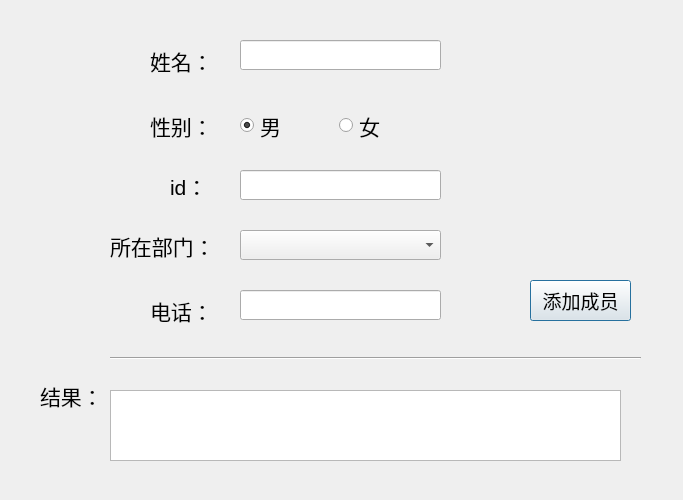
Old version of the form myObject/userManager.ui in the repository hysspoluo/wework2.
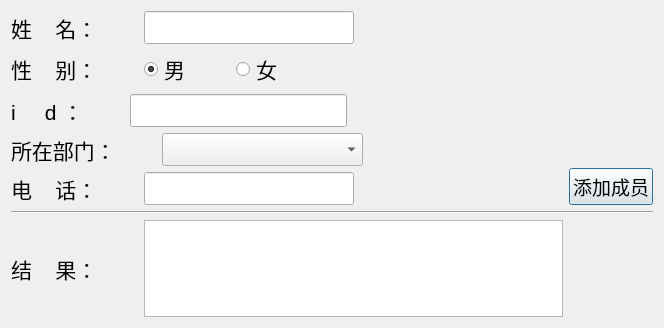
New version of the form.

Patch:
```diff
--- a/myObject/userManager.ui
+++ b/myObject/userManager.ui
@@ -6,21 +6,34 @@
    <rect>
     <x>0</x>
     <y>0</y>
-    <width>683</width>
-    <height>500</height>
+    <width>664</width>
+    <height>328</height>
    </rect>
   </property>
+  <property name="sizePolicy">
+   <sizepolicy hsizetype="Expanding" vsizetype="Preferred">
+    <horstretch>0</horstretch>
+    <verstretch>0</verstretch>
+   </sizepolicy>
+  </property>
   <property name="windowTitle">
    <string>Dialog</string>
   </property>
-  <widget class="QLabel" name="label_3">
-   <property name="geometry">
-    <rect>
-     <x>150</x>
-     <y>290</y>
-     <width>111</width>
-     <height>41</height>
-    </rect>
+  <layout class="QGridLayout" name="gridLayout">
+   <item row="0" column="0">
+    <layout class="QVBoxLayout" name="verticalLayout">
+     <property name="sizeConstraint">
+      <enum>QLayout::SetDefaultConstraint</enum>
+     </property>
+     <item>
+      <layout class="QHBoxLayout" name="horizontalLayout_3">
+       <item>
+        <widget class="QLabel" name="label">
+         <property name="sizePolicy">
+          <sizepolicy hsizetype="Fixed" vsizetype="Preferred">
+           <horstretch>0</horstretch>
+           <verstretch>0</verstretch>
+          </sizepolicy>
    </property>
    <property name="font">
     <font>
@@ -28,17 +41,65 @@
     </font>
    </property>
    <property name="text">
-    <string>电话：</string>
-   </property>
-  </widget>
+          <string>姓    名：</string>
+         </property>
+        </widget>
+       </item>
+       <item>
+        <spacer name="horizontalSpacer_3">
+         <property name="orientation">
+          <enum>Qt::Horizontal</enum>
+         </property>
+         <property name="sizeType">
+          <enum>QSizePolicy::Fixed</enum>
+         </property>
+         <property name="sizeHint" stdset="0">
+          <size>
+           <width>40</width>
+           <height>20</height>
+          </size>
+         </property>
+        </spacer>
+       </item>
+       <item>
+        <widget class="QLineEdit" name="lineEdit">
+         <property name="sizePolicy">
+          <sizepolicy hsizetype="Expanding" vsizetype="Fixed">
+           <horstretch>0</horstretch>
+           <verstretch>0</verstretch>
+          </sizepolicy>
+         </property>
+         <property name="font">
+          <font>
+           <pointsize>16</pointsize>
+          </font>
+         </property>
+        </widget>
+       </item>
+       <item>
+        <spacer name="horizontalSpacer">
+         <property name="orientation">
+          <enum>Qt::Horizontal</enum>
+         </property>
+         <property name="sizeHint" stdset="0">
+          <size>
+           <width>40</width>
+           <height>20</height>
+          </size>
+         </property>
+        </spacer>
+       </item>
+      </layout>
+     </item>
+     <item>
+      <layout class="QHBoxLayout" name="horizontalLayout_2">
+       <item>
   <widget class="QLabel" name="label_2">
-   <property name="geometry">
-    <rect>
-     <x>150</x>
-     <y>110</y>
-     <width>81</width>
-     <height>31</height>
-    </rect>
+         <property name="sizePolicy">
+          <sizepolicy hsizetype="Fixed" vsizetype="Preferred">
+           <horstretch>0</horstretch>
+           <verstretch>0</verstretch>
+          </sizepolicy>
    </property>
    <property name="font">
     <font>
@@ -46,44 +107,36 @@
     </font>
    </property>
    <property name="text">
-    <string>性别：</string>
-   </property>
-  </widget>
-  <widget class="QLabel" name="label_5">
-   <property name="geometry">
-    <rect>
-     <x>170</x>
-     <y>170</y>
-     <width>91</width>
-     <height>31</height>
-    </rect>
-   </property>
-   <property name="font">
-    <font>
-     <pointsize>16</pointsize>
-    </font>
-   </property>
-   <property name="text">
-    <string>id：</string>
-   </property>
-  </widget>
-  <widget class="QWidget" name="layoutWidget">
-   <property name="geometry">
-    <rect>
-     <x>240</x>
-     <y>110</y>
-     <width>191</width>
-     <height>31</height>
-    </rect>
-   </property>
-   <property name="font">
-    <font>
-     <pointsize>16</pointsize>
-    </font>
-   </property>
+          <string>性    别：</string>
+         </property>
+        </widget>
+       </item>
+       <item>
+        <spacer name="horizontalSpacer_5">
+         <property name="orientation">
+          <enum>Qt::Horizontal</enum>
+         </property>
+         <property name="sizeType">
+          <enum>QSizePolicy::Fixed</enum>
+         </property>
+         <property name="sizeHint" stdset="0">
+          <size>
+           <width>40</width>
+           <height>20</height>
+          </size>
+         </property>
+        </spacer>
+       </item>
+       <item>
    <layout class="QHBoxLayout" name="horizontalLayout">
     <item>
      <widget class="QRadioButton" name="radioButton">
+           <property name="sizePolicy">
+            <sizepolicy hsizetype="Fixed" vsizetype="Fixed">
+             <horstretch>0</horstretch>
+             <verstretch>0</verstretch>
+            </sizepolicy>
+           </property>
       <property name="font">
        <font>
         <pointsize>16</pointsize>
@@ -97,8 +150,30 @@
       </property>
      </widget>
     </item>
+         <item>
+          <spacer name="horizontalSpacer_8">
+           <property name="orientation">
+            <enum>Qt::Horizontal</enum>
+           </property>
+           <property name="sizeType">
+            <enum>QSizePolicy::Fixed</enum>
+           </property>
+           <property name="sizeHint" stdset="0">
+            <size>
+             <width>40</width>
+             <height>20</height>
+            </size>
+           </property>
+          </spacer>
+         </item>
     <item>
      <widget class="QRadioButton" name="radioButton_2">
+           <property name="sizePolicy">
+            <sizepolicy hsizetype="Fixed" vsizetype="Fixed">
+             <horstretch>0</horstretch>
+             <verstretch>0</verstretch>
+            </sizepolicy>
+           </property>
       <property name="font">
        <font>
         <pointsize>16</pointsize>
@@ -110,30 +185,91 @@
      </widget>
     </item>
    </layout>
-  </widget>
-  <widget class="QLineEdit" name="lineEdit">
-   <property name="geometry">
-    <rect>
-     <x>240</x>
-     <y>40</y>
-     <width>201</width>
-     <height>30</height>
-    </rect>
-   </property>
+       </item>
+       <item>
+        <spacer name="horizontalSpacer_2">
+         <property name="orientation">
+          <enum>Qt::Horizontal</enum>
+         </property>
+         <property name="sizeHint" stdset="0">
+          <size>
+           <width>40</width>
+           <height>20</height>
+          </size>
+         </property>
+        </spacer>
+       </item>
+      </layout>
+     </item>
+     <item>
+      <layout class="QHBoxLayout" name="horizontalLayout_4">
+       <item>
+        <widget class="QLabel" name="label_5">
+         <property name="sizePolicy">
+          <sizepolicy hsizetype="Fixed" vsizetype="Preferred">
+           <horstretch>0</horstretch>
+           <verstretch>0</verstretch>
+          </sizepolicy>
+         </property>
+         <property name="font">
+          <font>
+           <pointsize>16</pointsize>
+          </font>
+         </property>
+         <property name="text">
+          <string>i     d ：</string>
+         </property>
+        </widget>
+       </item>
+       <item>
+        <spacer name="horizontalSpacer_4">
+         <property name="orientation">
+          <enum>Qt::Horizontal</enum>
+         </property>
+         <property name="sizeType">
+          <enum>QSizePolicy::Fixed</enum>
+         </property>
+         <property name="sizeHint" stdset="0">
+          <size>
+           <width>40</width>
+           <height>20</height>
+          </size>
+         </property>
+        </spacer>
+       </item>
+       <item>
+        <widget class="QLineEdit" name="lineEdit_2">
    <property name="font">
     <font>
      <pointsize>16</pointsize>
     </font>
    </property>
   </widget>
+       </item>
+       <item>
+        <spacer name="horizontalSpacer_9">
+         <property name="orientation">
+          <enum>Qt::Horizontal</enum>
+         </property>
+         <property name="sizeHint" stdset="0">
+          <size>
+           <width>40</width>
+           <height>20</height>
+          </size>
+         </property>
+        </spacer>
+       </item>
+      </layout>
+     </item>
+     <item>
+      <layout class="QHBoxLayout" name="horizontalLayout_5">
+       <item>
   <widget class="QLabel" name="label_4">
-   <property name="geometry">
-    <rect>
-     <x>110</x>
-     <y>230</y>
-     <width>101</width>
-     <height>31</height>
-    </rect>
+         <property name="sizePolicy">
+          <sizepolicy hsizetype="Fixed" vsizetype="Preferred">
+           <horstretch>0</horstretch>
+           <verstretch>0</verstretch>
+          </sizepolicy>
    </property>
    <property name="font">
     <font>
@@ -144,78 +280,147 @@
     <string>所在部门：</string>
    </property>
   </widget>
-  <widget class="QLabel" name="label">
-   <property name="geometry">
-    <rect>
-     <x>150</x>
-     <y>40</y>
-     <width>91</width>
-     <height>41</height>
-    </rect>
-   </property>
-   <property name="font">
-    <font>
-     <pointsize>16</pointsize>
-    </font>
-   </property>
-   <property name="text">
-    <string>姓名：</string>
-   </property>
-  </widget>
-  <widget class="QLineEdit" name="lineEdit_2">
-   <property name="geometry">
-    <rect>
-     <x>240</x>
-     <y>170</y>
-     <width>201</width>
-     <height>30</height>
-    </rect>
-   </property>
-   <property name="font">
-    <font>
-     <pointsize>16</pointsize>
-    </font>
-   </property>
-  </widget>
-  <widget class="QLineEdit" name="lineEdit_3">
-   <property name="geometry">
-    <rect>
-     <x>240</x>
-     <y>290</y>
-     <width>201</width>
-     <height>30</height>
-    </rect>
-   </property>
-   <property name="font">
-    <font>
-     <pointsize>16</pointsize>
-    </font>
-   </property>
-  </widget>
+       </item>
+       <item>
+        <spacer name="horizontalSpacer_10">
+         <property name="orientation">
+          <enum>Qt::Horizontal</enum>
+         </property>
+         <property name="sizeType">
+          <enum>QSizePolicy::Fixed</enum>
+         </property>
+         <property name="sizeHint" stdset="0">
+          <size>
+           <width>40</width>
+           <height>20</height>
+          </size>
+         </property>
+        </spacer>
+       </item>
+       <item>
   <widget class="QComboBox" name="comboBox">
-   <property name="geometry">
-    <rect>
-     <x>240</x>
-     <y>230</y>
-     <width>201</width>
-     <height>30</height>
-    </rect>
-   </property>
+         <property name="sizePolicy">
+          <sizepolicy hsizetype="Expanding" vsizetype="Fixed">
+           <horstretch>0</horstretch>
+           <verstretch>0</verstretch>
+          </sizepolicy>
+         </property>
+         <property name="minimumSize">
+          <size>
+           <width>0</width>
+           <height>0</height>
+          </size>
+         </property>
    <property name="font">
     <font>
      <pointsize>16</pointsize>
     </font>
    </property>
   </widget>
+       </item>
+       <item>
+        <spacer name="horizontalSpacer_11">
+         <property name="orientation">
+          <enum>Qt::Horizontal</enum>
+         </property>
+         <property name="sizeType">
+          <enum>QSizePolicy::Expanding</enum>
+         </property>
+         <property name="sizeHint" stdset="0">
+          <size>
+           <width>40</width>
+           <height>20</height>
+          </size>
+         </property>
+        </spacer>
+       </item>
+      </layout>
+     </item>
+     <item>
+      <layout class="QHBoxLayout" name="horizontalLayout_6">
+       <item>
+        <widget class="QLabel" name="label_3">
+         <property name="sizePolicy">
+          <sizepolicy hsizetype="Fixed" vsizetype="Preferred">
+           <horstretch>0</horstretch>
+           <verstretch>0</verstretch>
+          </sizepolicy>
+         </property>
+         <property name="font">
+          <font>
+           <pointsize>16</pointsize>
+          </font>
+         </property>
+         <property name="text">
+          <string>电    话：</string>
+         </property>
+        </widget>
+       </item>
+       <item>
+        <spacer name="horizontalSpacer_7">
+         <property name="orientation">
+          <enum>Qt::Horizontal</enum>
+         </property>
+         <property name="sizeType">
+          <enum>QSizePolicy::Fixed</enum>
+         </property>
+         <property name="sizeHint" stdset="0">
+          <size>
+           <width>40</width>
+           <height>20</height>
+          </size>
+         </property>
+        </spacer>
+       </item>
+       <item>
+        <widget class="QLineEdit" name="lineEdit_3">
+         <property name="minimumSize">
+          <size>
+           <width>0</width>
+           <height>0</height>
+          </size>
+         </property>
+         <property name="font">
+          <font>
+           <pointsize>16</pointsize>
+          </font>
+         </property>
+        </widget>
+       </item>
+       <item>
+        <spacer name="horizontalSpacer_12">
+         <property name="orientation">
+          <enum>Qt::Horizontal</enum>
+         </property>
+         <property name="sizeHint" stdset="0">
+          <size>
+           <width>40</width>
+           <height>20</height>
+          </size>
+         </property>
+        </spacer>
+       </item>
+      </layout>
+     </item>
+    </layout>
+   </item>
+   <item row="0" column="1">
+    <layout class="QVBoxLayout" name="verticalLayout_2">
+     <item>
+      <spacer name="verticalSpacer">
+       <property name="orientation">
+        <enum>Qt::Vertical</enum>
+       </property>
+       <property name="sizeHint" stdset="0">
+        <size>
+         <width>20</width>
+         <height>40</height>
+        </size>
+       </property>
+      </spacer>
+     </item>
+     <item>
   <widget class="QPushButton" name="pushButton">
-   <property name="geometry">
-    <rect>
-     <x>530</x>
-     <y>280</y>
-     <width>101</width>
-     <height>41</height>
-    </rect>
-   </property>
    <property name="font">
     <font>
      <pointsize>14</pointsize>
@@ -225,47 +430,61 @@
     <string>添加成员</string>
    </property>
   </widget>
-  <widget class="QTextEdit" name="textEdit">
-   <property name="geometry">
-    <rect>
-     <x>110</x>
-     <y>390</y>
-     <width>511</width>
-     <height>71</height>
-    </rect>
-   </property>
-  </widget>
-  <widget class="QLabel" name="label_6">
-   <property name="geometry">
-    <rect>
-     <x>40</x>
-     <y>380</y>
-     <width>71</width>
-     <height>31</height>
-    </rect>
-   </property>
-   <property name="font">
-    <font>
-     <pointsize>16</pointsize>
-    </font>
-   </property>
-   <property name="text">
-    <string>结果：</string>
-   </property>
-  </widget>
+     </item>
+    </layout>
+   </item>
+   <item row="1" column="0" colspan="2">
   <widget class="Line" name="line">
-   <property name="geometry">
-    <rect>
-     <x>110</x>
-     <y>350</y>
-     <width>531</width>
-     <height>16</height>
-    </rect>
-   </property>
    <property name="orientation">
     <enum>Qt::Horizontal</enum>
    </property>
   </widget>
+   </item>
+   <item row="2" column="0">
+    <layout class="QHBoxLayout" name="horizontalLayout_7">
+     <property name="sizeConstraint">
+      <enum>QLayout::SetFixedSize</enum>
+     </property>
+     <item>
+      <widget class="QLabel" name="label_6">
+       <property name="sizePolicy">
+        <sizepolicy hsizetype="Fixed" vsizetype="Preferred">
+         <horstretch>0</horstretch>
+         <verstretch>0</verstretch>
+        </sizepolicy>
+       </property>
+       <property name="font">
+        <font>
+         <pointsize>16</pointsize>
+        </font>
+       </property>
+       <property name="text">
+        <string>结    果：</string>
+       </property>
+      </widget>
+     </item>
+     <item>
+      <spacer name="horizontalSpacer_6">
+       <property name="orientation">
+        <enum>Qt::Horizontal</enum>
+       </property>
+       <property name="sizeType">
+        <enum>QSizePolicy::Ignored</enum>
+       </property>
+       <property name="sizeHint" stdset="0">
+        <size>
+         <width>40</width>
+         <height>20</height>
+        </size>
+       </property>
+      </spacer>
+     </item>
+     <item>
+      <widget class="QTextEdit" name="textEdit"/>
+     </item>
+    </layout>
+   </item>
+  </layout>
  </widget>
  <resources/>
  <connections>
```
Lines whose indentation alone changed are shown as unchanged.
